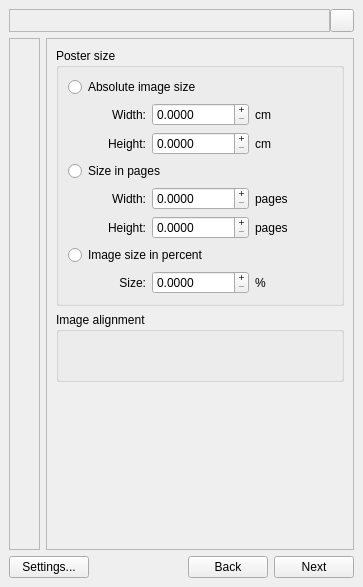
Old version of the form PosteRazor/source/posterazor_ui_qt/PosteRazorDialog.ui in the repository aportale/posterazor.
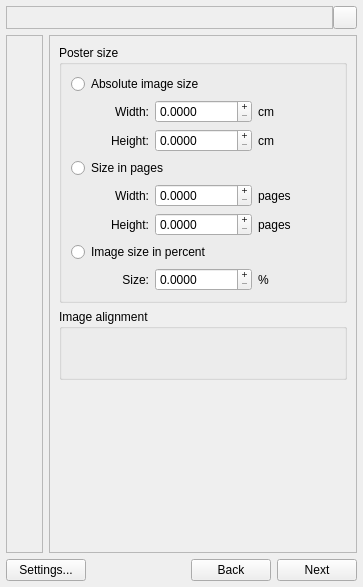
New version of the form. Icons and pictures are not drawn. Custom widgets are drawn as their Qt base class.

What changed in the file:
```diff
--- a/PosteRazor/source/posterazor_ui_qt/PosteRazorDialog.ui
+++ b/PosteRazor/source/posterazor_ui_qt/PosteRazorDialog.ui
@@ -18,7 +18,7 @@
   </property>
   <layout class="QVBoxLayout" >
    <property name="margin" >
-    <number>9</number>
+    <number>6</number>
    </property>
    <property name="spacing" >
     <number>6</number>
@@ -1065,21 +1065,21 @@
           </widget>
          </item>
          <item>
-          <widget class="QGroupBox" name="groupBox" >
+          <widget class="QGroupBox" name="groupBox_2" >
            <property name="title" >
             <string>Image alignment</string>
            </property>
            <layout class="QHBoxLayout" >
             <property name="margin" >
-             <number>0</number>
+             <number>9</number>
             </property>
             <property name="spacing" >
-             <number>0</number>
+             <number>6</number>
             </property>
             <item>
              <layout class="QHBoxLayout" >
               <property name="margin" >
-               <number>9</number>
+                <number>0</number>
               </property>
               <property name="spacing" >
                <number>6</number>
@@ -1177,7 +1177,7 @@
             <item>
              <layout class="QHBoxLayout" >
               <property name="margin" >
-               <number>9</number>
+                <number>0</number>
               </property>
               <property name="spacing" >
                <number>6</number>
```
Left out of the diff: 14 changed lines with no effect on the pictures. Lines whose indentation alone changed are shown as unchanged.
